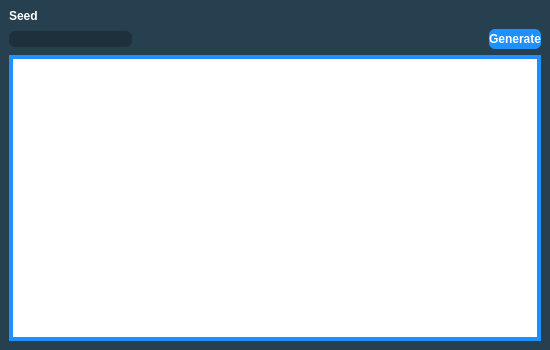
Old version of the form Forms/Gen3/JirachiPattern.ui in the repository Admiral-Fish/PokeFinder.
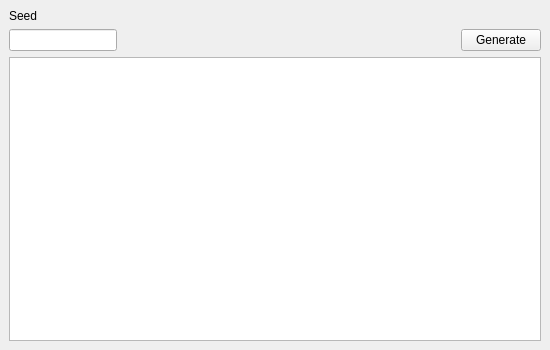
New version of the form. Custom widgets are drawn as their Qt base class.

The edit to the form file:
```diff
--- a/Forms/Gen3/JirachiPattern.ui
+++ b/Forms/Gen3/JirachiPattern.ui
@@ -31,50 +31,6 @@
   <property name="windowTitle">
    <string>Channel Jirachi Pattern</string>
   </property>
-  <property name="styleSheet">
-   <string notr="true">QMainWindow {
-	background-color: #274050;
-}
-
-QTableView {
-	border: 4px solid DodgerBlue;
-}
-
-QHeaderView::section {
-	border: none;
-	background-color: #274050;
-	padding-top: 3px;
-	padding-bottom: 3px;
-	color: white;
-	font-family: &quot;Myriad Pro&quot;, Montserrat;
-	font-weight: 500;
-}
-
-QLineEdit {
-	qproperty-alignment: AlignCenter;
-	background-color: #1D303C;
-	border:none;
-	border-radius: 6px;
-	color: white;
-	font-family: &quot;Myriad Pro&quot;, Montserrat;
-	font-weight: 500;
-}
-
-QLabel {
-	color: white;
-	font-family: &quot;Myriad Pro&quot;, Montserrat;
-	font-weight: 500;
-}
-
-QPushButton {
-	border: none;
-	border-radius: 6px;
-	color: white;
-	background-color: DodgerBlue;
-	font-family: &quot;Myriad Pro&quot;, Montserrat;
-	font-weight: 500;
-}</string>
-  </property>
   <widget class="QWidget" name="centralwidget">
    <layout class="QGridLayout" name="gridLayout">
     <item row="0" column="0">
```
